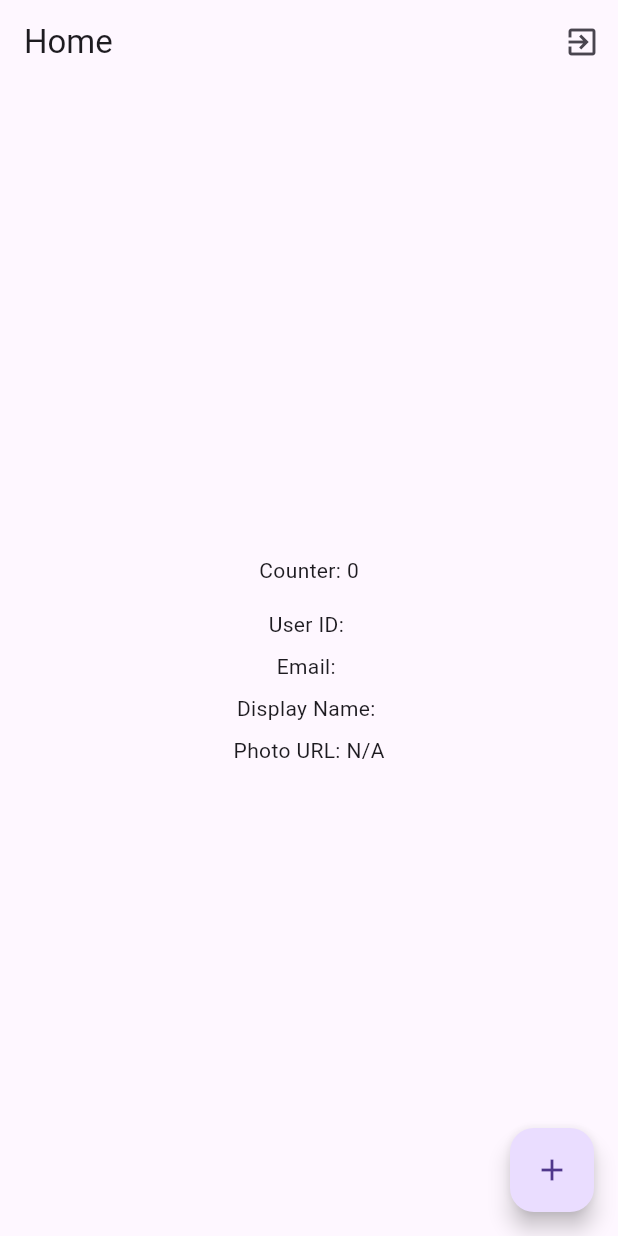
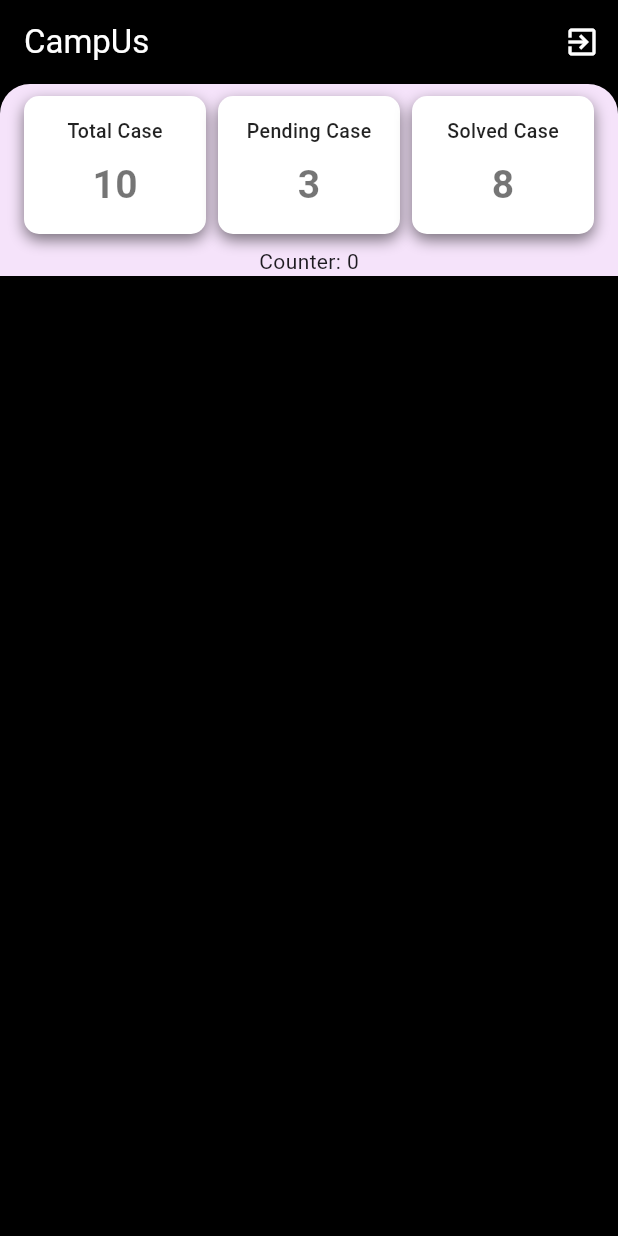
Before and after one commit to Hishammpsnhn/anti_ragging, a Flutter app: the HomeScreen screen opened directly, on a phone screen of 412 x 824 dp. Run offline on Flutter 3.47's test engine with Material 3 defaults, Android fonts, the phone set to English and light mode, and no system bars; our stand-ins replace cloud_firestore, firebase_auth, firebase_core, shared_preferences; accounts and stored records are empty.

Commit message:
add home page

```diff
--- a/lib/functions/authFunctions.dart
+++ b/lib/functions/authFunctions.dart
@@ -8,8 +8,6 @@ import 'package:shared_preferences/shared_preferences.dart';
 class AuthServices {
   static signupUser(
       String email, String password, String name,String department,String phone, BuildContext context) async {
-    print(password);
-    print(email);
     try {
 
       UserCredential userCredential = await FirebaseAuth.instance
@@ -18,7 +16,7 @@ class AuthServices {
       await FirebaseAuth.instance.currentUser!.updateDisplayName(name);
       await FirebaseAuth.instance.currentUser!.updateEmail(email);
 
-      await FirestoreServices.saveUser(name, email, userCredential.user!.uid);
+      await FirestoreServices.saveUser(name, email, userCredential.user!.uid, department, phone);
 
       ScaffoldMessenger.of(context).showSnackBar(
         SnackBar(content: Text('Registration Successful')),
@@ -64,8 +62,6 @@ class AuthServices {
       Navigator.of(context)
           .pushReplacement(MaterialPageRoute(builder: (ctx) => HomeScreen()));
     } on FirebaseAuthException catch (e) {
-      print("e code is +++++++");
-      print(e.code);
       if (e.code == 'invalid-credential') {
         ScaffoldMessenger.of(context)
             .showSnackBar(SnackBar(content: Text('invalid-credential')));
--- a/lib/functions/firebaseFunction.dart
+++ b/lib/functions/firebaseFunction.dart
@@ -1,10 +1,10 @@
 import 'package:cloud_firestore/cloud_firestore.dart';
 
 class FirestoreServices {
-  static saveUser(String name, email, uid) async {
+  static saveUser(String name, email, uid,String department, String phone) async {
     await FirebaseFirestore.instance
         .collection('users')
         .doc(uid)
-        .set({'email': email, 'name': name});
+        .set({'email': email, 'name': name,'department':department,'phoneNumber':phone,'admin':false});
   }
 }
--- a/lib/screens/home/home_page.dart
+++ b/lib/screens/home/home_page.dart
@@ -1,5 +1,7 @@
+import 'package:anti_ragging/screens/auth/login_page.dart';
 import 'package:flutter/material.dart';
 import 'package:firebase_auth/firebase_auth.dart';
+import 'package:shared_preferences/shared_preferences.dart';
 
 class HomeScreen extends StatefulWidget {
   @override
@@ -18,61 +20,134 @@ class _HomeScreenState extends State<HomeScreen> {
       setState(() {
         _user = user;
       });
+      if (user == null) {
+        _clearPreferences();
+        Navigator.pushReplacement(
+          context,
+          MaterialPageRoute(builder: (context) => LoginPage()),
+        );
+      }
     });
-  }
-
-  void increment() {
-    _counter.value = _counter.value + 1;
   }
 
   @override
   Widget build(BuildContext context) {
     return Scaffold(
-      appBar: AppBar(
-        title: Text("Home"),
+      body: Container(
+        color: Colors.black, // Set the background color of the entire page
+        child: Column(
+          children: [
+            AppBar(
+              backgroundColor: Colors.transparent, // Make the app bar transparent
+              title: Text(
+                "CampUs",
+                style: TextStyle(color: Colors.white),
+              ),
               actions: [
                 IconButton(
                   onPressed: () {
                     // Sign out the current user
                     FirebaseAuth.instance.signOut();
                   },
-            icon: Icon(Icons.exit_to_app),
+                  icon: Icon(
+                    Icons.exit_to_app,
+                    color: Colors.white,
+                  ),
                 )
               ],
             ),
-      body: Center(
+            Container(
+              decoration: BoxDecoration(
+                color: Color(0xFFF5E3FA),
+                borderRadius: BorderRadius.only(
+                  topLeft: Radius.circular(20.0), // Adjust the radius as needed
+                  topRight: Radius.circular(20.0), // Adjust the radius as needed
+                ),
+              ),
               child: Column(
-          mainAxisAlignment: MainAxisAlignment.center,
                 children: [
-            ValueListenableBuilder(
+                  _buildTopBoxes(),
+                  // Add the rest of your content below the top boxes
+                  Center(
+                    child: ValueListenableBuilder(
                       valueListenable: _counter,
                       builder: (BuildContext ctx, int newVal, Widget? child) {
                         return Text('Counter: $newVal');
                       },
                     ),
-            SizedBox(height: 16),
-            _user != null
-                ? Column(
-              children: [
-                Text('User ID: ${_user!.uid}'),
-                SizedBox(height: 8),
-                Text('Email: ${_user!.email}'),
-                SizedBox(height: 8),
-                Text('Display Name: ${_user!.displayName ?? 'N/A'}'),
-                SizedBox(height: 8),
-                Text('Photo URL: ${_user!.photoURL ?? 'N/A'}'),
-              ],
-            )
-                : Text('No user is currently logged in.'),
+                  ),
                 ],
               ),
             ),
-      floatingActionButton: FloatingActionButton(
-        child: Icon(Icons.add),
-        onPressed: () {
-          increment();
-        },
+          ],
+        ),
       ),
     );
   }
+
+
+
+  Widget _buildTopBoxes() {
+    return Container(
+      margin: EdgeInsets.symmetric(horizontal: 16, vertical: 8),
+      child: Row(
+        mainAxisAlignment: MainAxisAlignment.spaceBetween,
+        children: [
+          Expanded(
+            child: _buildTopBox("Total Case", 10),
+          ),
+          SizedBox(width: 8), // Add spacing between boxes
+          Expanded(
+            child: _buildTopBox("Pending Case", 3),
+          ),
+          SizedBox(width: 8), // Add spacing between boxes
+          Expanded(
+            child: _buildTopBox("Solved Case", 8),
+          ),
+        ],
+      ),
+    );
   }
+
+  Widget _buildTopBox(String text, int number) {
+    return Container(
+      padding: EdgeInsets.all(14),
+      decoration: BoxDecoration(
+        color: Colors.white,
+        boxShadow: [
+          BoxShadow(
+            color: Colors.black.withOpacity(0.5), // Darker shadow
+            blurRadius: 8, // Increase the blur radius for a stronger shadow
+            offset: Offset(0, 4),
+          ),
+        ],
+        borderRadius: BorderRadius.circular(10),
+      ),
+      child: Column(
+        crossAxisAlignment: CrossAxisAlignment.center,
+        children: [
+          Text(
+            text,
+            style: TextStyle(
+                color: Colors.black87, fontWeight: FontWeight.w500, fontSize: 13),
+          ),
+          SizedBox(height: 8),
+          Center(
+            child: Text(
+              number.toString(),
+              style: TextStyle(
+                  color: Colors.black54,
+                  fontSize: 26,
+                  fontWeight: FontWeight.w600), // Increase font size
+            ),
+          ),
+        ],
+      ),
+    );
+  }
+
+  Future<void> _clearPreferences() async {
+    final _sharedPrefs = await SharedPreferences.getInstance();
+    await _sharedPrefs.clear();
+  }
+}
```
Also changed, not shown: lib/main.dart (+1 -11 lines), lib/screens/auth/register_page.dart (+55 -23 lines). Lines whose indentation alone changed are shown as unchanged.
